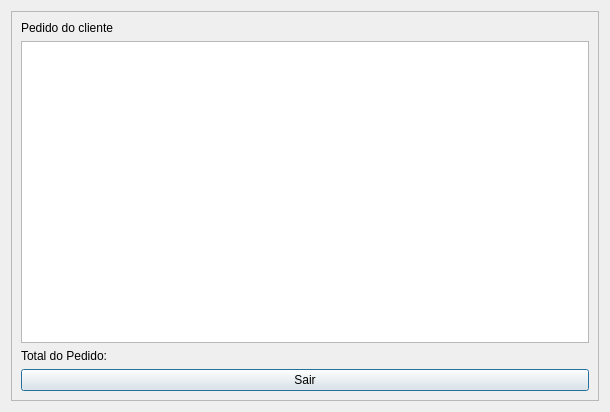
Old version of the form cliente_funcionario_server/src/screen/ui/exibir_pedido.ui in the repository JonasCGN/Projeto-Final-POO-II.
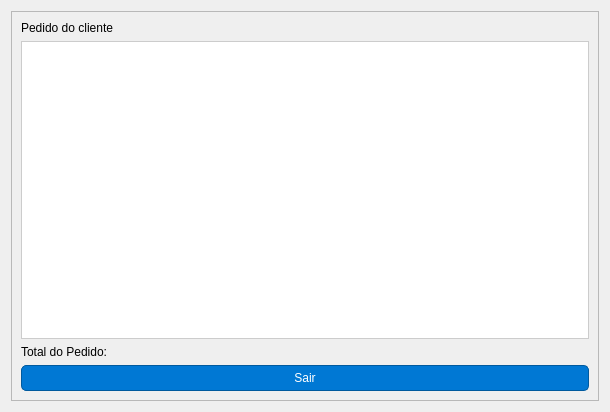
New version of the form.

Commit message: fix: consertando possiveis bugs para a apresentação.

```diff
--- a/cliente_funcionario_server/src/screen/ui/exibir_pedido.ui
+++ b/cliente_funcionario_server/src/screen/ui/exibir_pedido.ui
@@ -13,6 +13,130 @@
   <property name="windowTitle">
    <string>Dialog</string>
   </property>
+  <property name="styleSheet">
+   <string notr="true">
+QMainWindow {
+    background-color: #f9f9f9; 
+    border: 1px solid #ccc
+}
+
+QTabWidget::pane {
+    border: 1px solid #aaa; 
+    background-color: #ffffff;
+}
+
+QTabBar::tab {
+    background: #e0e0e0;
+    padding: 5px 10px;
+    border: 1px solid #aaa;
+    border-bottom: none;
+    color: #333;
+}
+
+QTabBar::tab:selected {
+    background: #ffffff;
+    border-bottom: 1px solid #fff;
+}
+
+QListView {
+    background: #ffffff;
+    border: 1px solid #ccc;
+    color: #333;
+    padding: 5px;
+}
+
+QPushButton {
+    background-color: #0078d4;
+    color: white;
+    border: 1px solid #005a9e;
+    border-radius: 5px;
+    padding: 5px 10px;
+}
+
+QPushButton:hover {
+    background-color: #005a9e;
+}
+
+QPushButton:pressed {
+    background-color: #003f7e;
+}
+
+QComboBox {
+    background-color: #ffffff;
+    border: 1px solid #ccc;
+    border-radius: 5px;
+    padding: 5px;
+    color: #333;
+}
+
+QComboBox:disabled {
+    background-color: #f0f0f0; /* Cor de fundo para desativado */
+    border: 1px solid #aaa; /* Cor da borda quando desativado */
+    color: #888; /* Cor do texto quando desativado */
+}
+
+QComboBox::drop-down {
+    border-left: 1px solid #aaa;
+    width: 20px;
+    background: #e0e0e0;
+}
+
+QMenuBar {
+    background-color: #e0e0e0;
+    border-bottom: 1px solid #ccc;
+}
+
+QMenuBar::item {
+    padding: 5px 10px;
+    background: transparent;
+}
+
+QMenuBar::item:selected {
+    background: #d0d0d0;
+}
+
+QMenu {
+    background: #ffffff;
+    border: 1px solid #ccc;
+}
+
+QMenu::item:selected {
+    background: #0078d4;
+    color: white;
+}
+
+/* Separadores visuais */
+QListView::item {
+    border-bottom: 1px solid #ddd; /* Linha entre os itens */
+    padding: 2px;
+    padding-left: 12px; /* Espaço reservado para o indicador */
+    position: relative; /* Necessário para posicionar o indicador */
+}
+
+/* Indicador de status */
+QListView::item {
+    content: &quot;&quot;;
+    position: absolute;
+    left: 0; /* Posicionado no início do item */
+    top: 0;
+    bottom: 0;
+    width: 16px; /* Largura do indicador */
+}
+
+/* Itens selecionados */
+QListView::item:selected {
+    background-color: #0078d4;
+    color: white;
+}
+
+/* Separadores especiais */
+QListView::item[separator=&quot;true&quot;] {
+    background-color: #f0f0f0;
+    font-weight: bold;
+    border-bottom: 2px solid #aaa;
+}
+</string>
+  </property>
   <layout class="QVBoxLayout" name="verticalLayout">
    <item>
     <layout class="QVBoxLayout" name="verticalLayout_2">
```
The commit also changes 15 other files.
